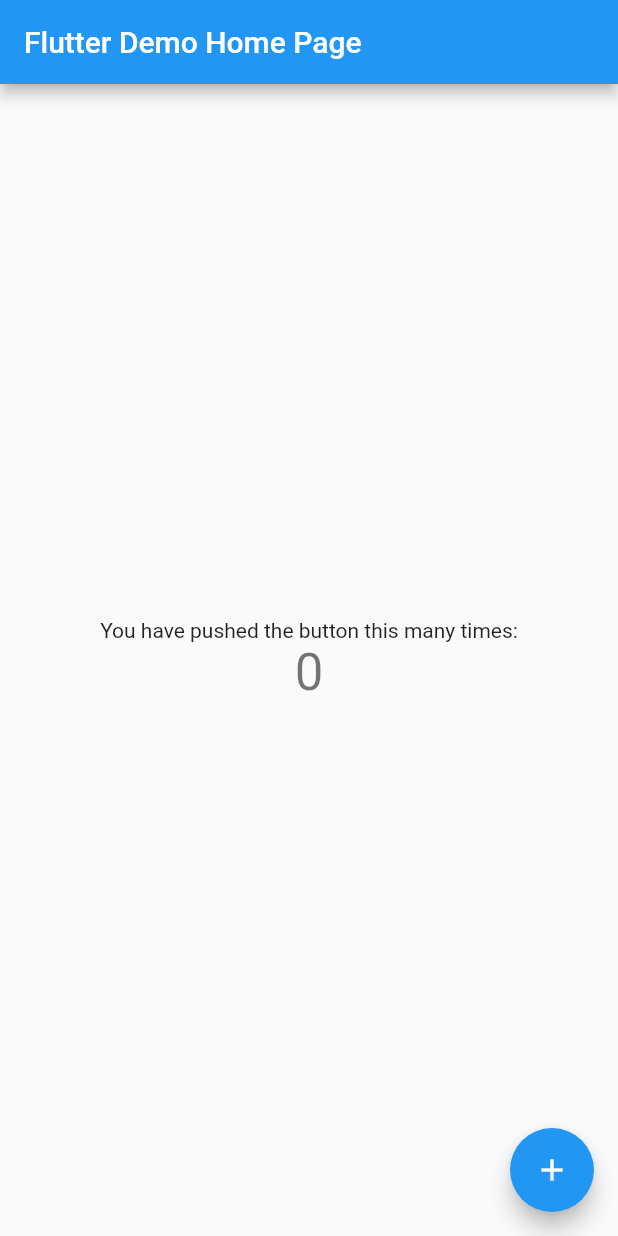
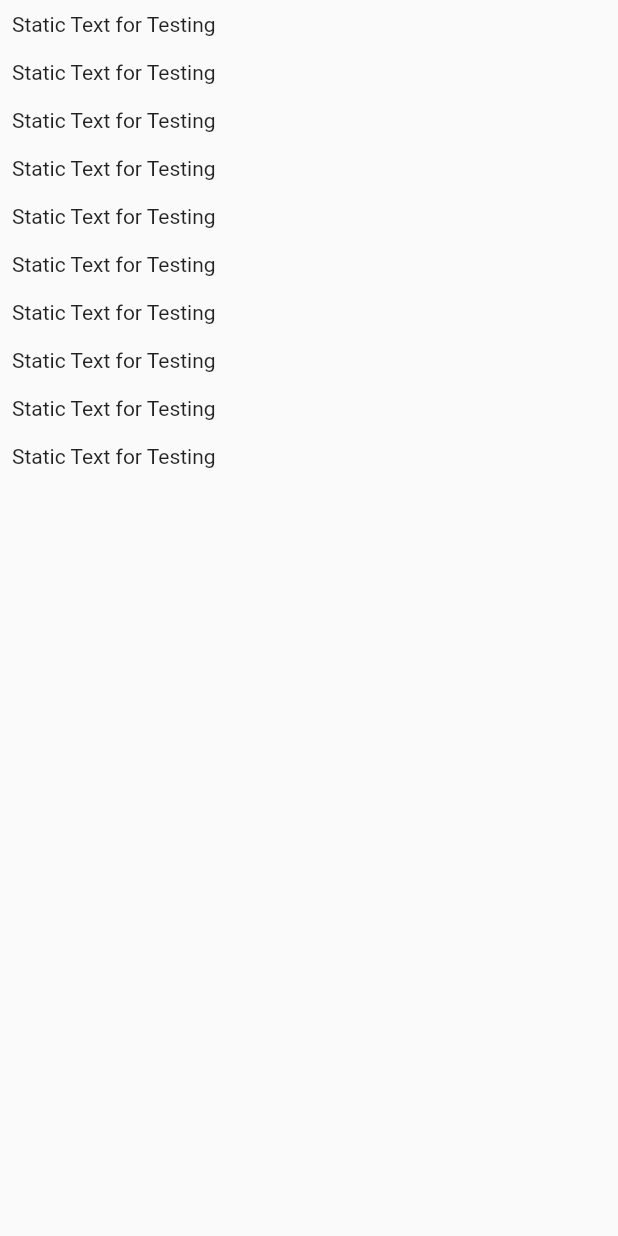
Before and after one commit to jemcmullin/flutter_udemy_chat_app, a Flutter app: the screen it shows after launch, on a phone screen of 412 x 824 dp. Run offline on Flutter 3.47's test engine with Material 2 defaults, Android fonts, the phone set to English and light mode, and no system bars.

Commit message:
Scafold chat screen

```diff
--- a/lib/main.dart
+++ b/lib/main.dart
@@ -1,4 +1,5 @@
 import 'package:flutter/material.dart';
+import '../screens/chat_screen.dart';
 
 void main() {
   runApp(MyApp());
@@ -8,58 +9,12 @@
   @override
   Widget build(BuildContext context) {
     return MaterialApp(
-      title: 'Flutter Demo',
+      title: 'Chat App',
+      debugShowCheckedModeBanner: false,
       theme: ThemeData(
         primarySwatch: Colors.blue,
       ),
-      home: MyHomePage(title: 'Flutter Demo Home Page'),
+      home: ChatScreen(),
     );
   }
 }
-
-class MyHomePage extends StatefulWidget {
-  MyHomePage({Key? key, required this.title}) : super(key: key);
-
-  final String title;
-
-  @override
-  _MyHomePageState createState() => _MyHomePageState();
-}
-
-class _MyHomePageState extends State<MyHomePage> {
-  int _counter = 0;
-
-  void _incrementCounter() {
-    setState(() {
-      _counter++;
-    });
-  }
-
-  @override
-  Widget build(BuildContext context) {
-    return Scaffold(
-      appBar: AppBar(
-        title: Text(widget.title),
-      ),
-      body: Center(
-        child: Column(
-          mainAxisAlignment: MainAxisAlignment.center,
-          children: <Widget>[
-            Text(
-              'You have pushed the button this many times:',
-            ),
-            Text(
-              '$_counter',
-              style: Theme.of(context).textTheme.headline4,
-            ),
-          ],
-        ),
-      ),
-      floatingActionButton: FloatingActionButton(
-        onPressed: _incrementCounter,
-        tooltip: 'Increment',
-        child: Icon(Icons.add),
-      ),
-    );
-  }
-}
--- a/lib/screens/chat_screen.dart
+++ b/lib/screens/chat_screen.dart
@@ -0,0 +1,16 @@
+import 'package:flutter/material.dart';
+
+class ChatScreen extends StatelessWidget {
+  @override
+  Widget build(BuildContext context) {
+    return Scaffold(
+      body: ListView.builder(
+        itemCount: 10,
+        itemBuilder: (context, index) => Container(
+          padding: EdgeInsets.all(8),
+          child: Text('Static Text for Testing'),
+        ),
+      ),
+    );
+  }
+}
```
